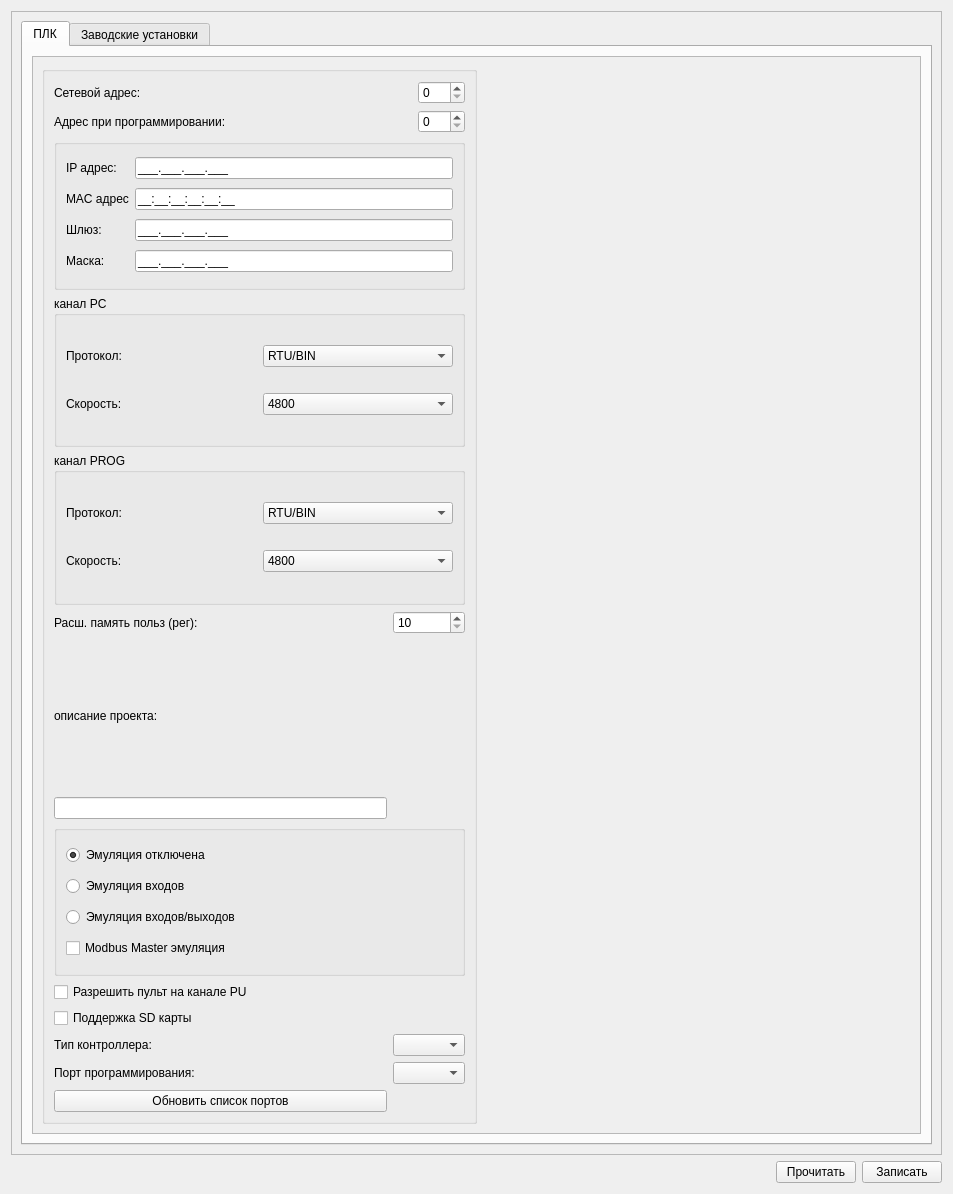
Qt form settingsform.ui (atikbif/relkonIDE) before a commit.
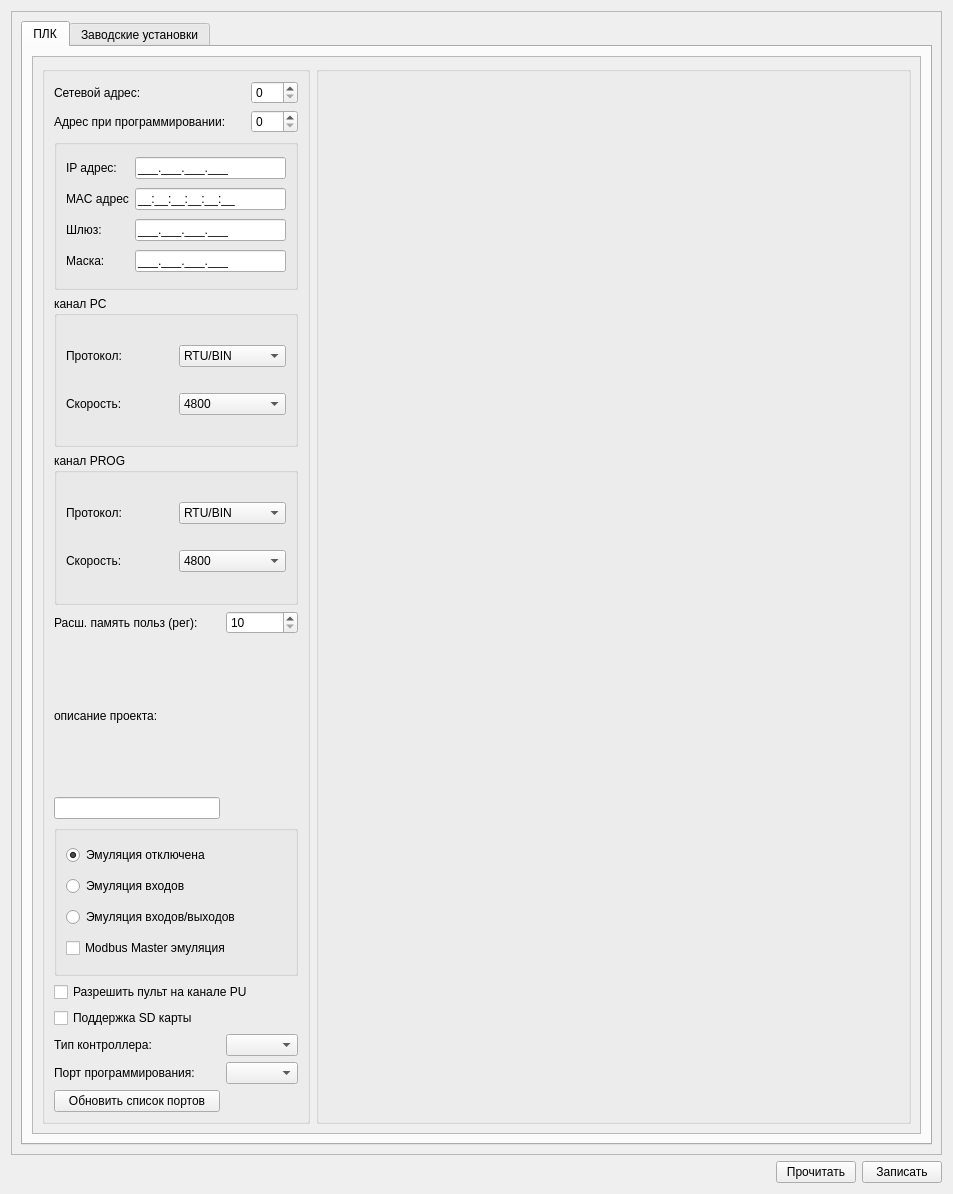
The same form after that commit.

Commit message: изменён дизайн настроек

```diff
--- a/settingsform.ui
+++ b/settingsform.ui
@@ -93,10 +93,23 @@
                </rect>
               </property>
               <layout class="QGridLayout" name="gridLayout_7">
-               <item row="0" column="0">
-                <widget class="QGroupBox" name="groupBox_8">
+               <item row="1" column="1">
+                <widget class="QGroupBox" name="groupBox">
                  <property name="sizePolicy">
                   <sizepolicy hsizetype="Preferred" vsizetype="Preferred">
+                   <horstretch>1</horstretch>
+                   <verstretch>0</verstretch>
+                  </sizepolicy>
+                 </property>
+                 <property name="title">
+                  <string/>
+                 </property>
+                </widget>
+               </item>
+               <item row="1" column="0">
+                <widget class="QGroupBox" name="groupBox_8">
+                 <property name="sizePolicy">
+                  <sizepolicy hsizetype="Minimum" vsizetype="Preferred">
                    <horstretch>0</horstretch>
                    <verstretch>0</verstretch>
                   </sizepolicy>
@@ -457,19 +470,6 @@
                  </layout>
                 </widget>
                </item>
-               <item row="0" column="1">
-                <spacer name="horizontalSpacer_2">
-                 <property name="orientation">
-                  <enum>Qt::Horizontal</enum>
-                 </property>
-                 <property name="sizeHint" stdset="0">
-                  <size>
-                   <width>40</width>
-                   <height>20</height>
-                  </size>
-                 </property>
-                </spacer>
-               </item>
               </layout>
              </widget>
             </widget>
```
